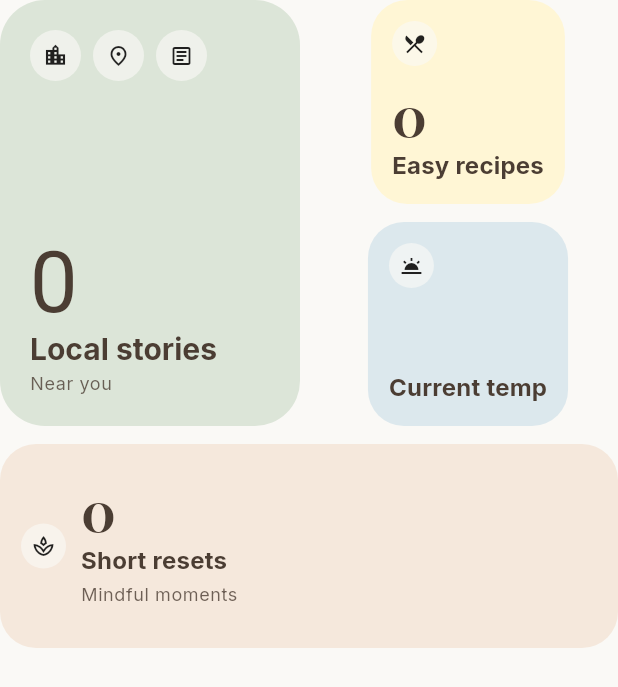
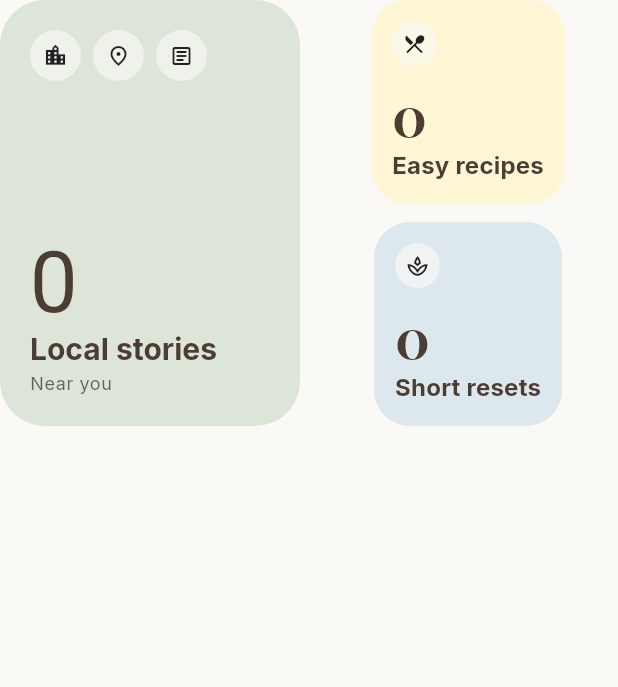
Before and after one commit to mleikam1/NANA_POC, a Flutter app: the _WhatIncludedGrid widget shown alone on an empty page, opened directly with empty values, on a phone screen of 412 x 824 dp. Shown: the top 687 px of the screen. Run offline on Flutter 3.47's test engine with Material 3 defaults, Android fonts, the phone set to English and light mode, and no system bars; our stand-ins replace cloud_firestore, cloud_functions, firebase_auth, firebase_core, firebase_messaging, flutter_local_notifications and 4 more; accounts and stored records are empty; network calls fail.

Commit message:
Refine What's Included to three-card layout

```diff
--- a/lib/screens/home_screen.dart
+++ b/lib/screens/home_screen.dart
@@ -265,7 +265,6 @@ class _WhatIncludedGrid extends StatelessWidget {
   @override
   Widget build(BuildContext context) {
     final colors = NanaColors.of(context);
-    final weather = bundle?.weather;
     final items = <_IncludedItem>[
       _IncludedItem(
         count: '${bundle?.localNews.length ?? 0}',
@@ -284,18 +283,10 @@ class _WhatIncludedGrid extends StatelessWidget {
         accentIcons: const <IconData>[Icons.rice_bowl_outlined, Icons.local_cafe_outlined],
       ),
       _IncludedItem(
-        count: weather == null ? '--' : weather.temperature,
-        label: weather == null ? 'Weather' : 'Current temp',
-        subtitle: weather == null ? 'Pending forecast' : weather.weather,
-        color: colors.cardBlue,
-        icon: Icons.wb_twilight_outlined,
-        accentIcons: const <IconData>[Icons.wb_sunny_outlined, Icons.air_outlined],
-      ),
-      _IncludedItem(
         count: '${bundle?.shortVideos.length ?? 0}',
         label: 'Short resets',
         subtitle: 'Mindful moments',
-        color: colors.cardSoft,
+        color: colors.cardBlue,
         icon: Icons.spa_outlined,
         accentIcons: const <IconData>[Icons.self_improvement_outlined, Icons.play_circle_outline],
       ),
@@ -307,7 +298,6 @@ class _WhatIncludedGrid extends StatelessWidget {
         final width = constraints.maxWidth;
         final cardWidth = (width - gap) / 2;
         final tallHeight = (cardWidth * 1.42).clamp(228.0, 320.0);
-        final stackedHeight = ((tallHeight - gap) / 2).clamp(108.0, 154.0);
 
         return Column(
           children: <Widget>[
@@ -347,16 +337,6 @@ class _WhatIncludedGrid extends StatelessWidget {
                   ),
                 ),
               ],
-            ),
-            const SizedBox(height: gap),
-            SizedBox(
-              height: stackedHeight,
-              width: double.infinity,
-              child: _IncludedEditorialCard(
-                item: items[3],
-                prominent: false,
-                horizontal: true,
-              ),
             ),
           ],
         );
```
